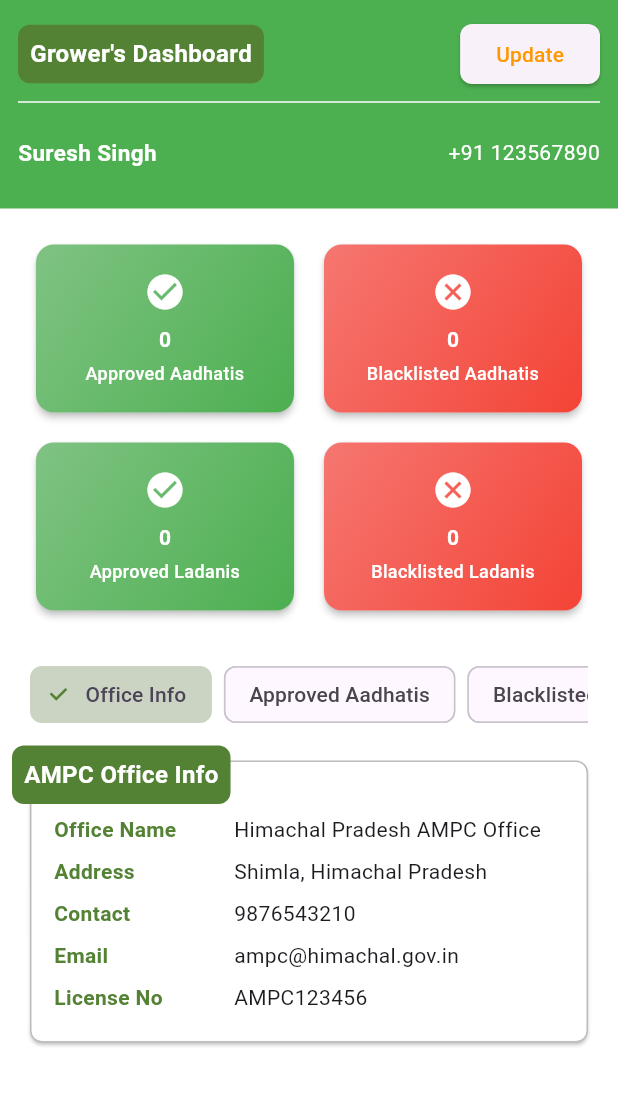
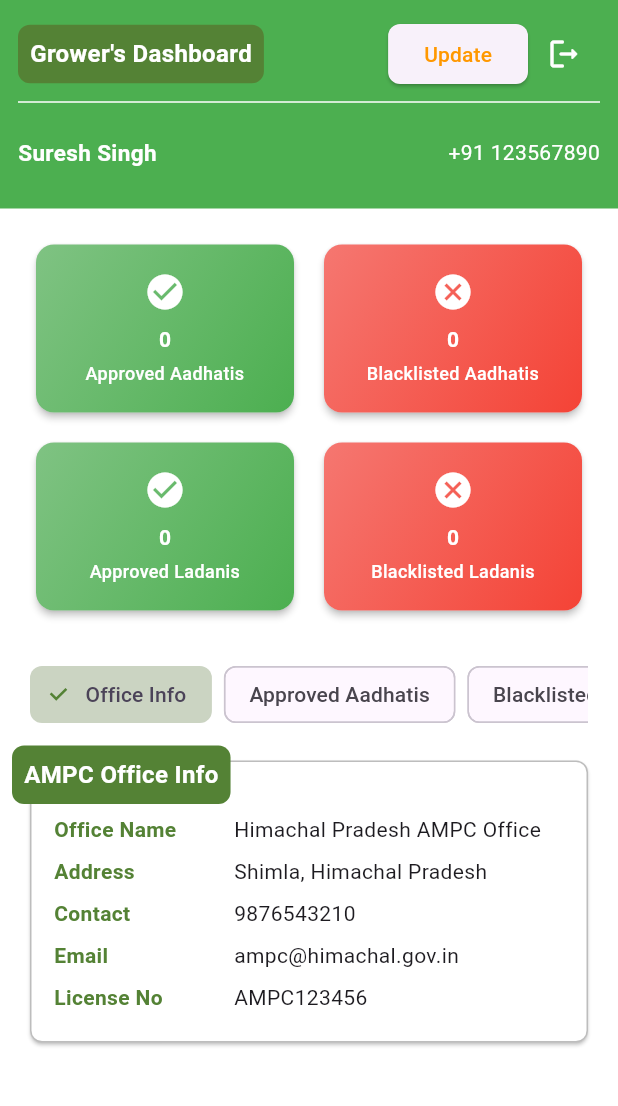
Before and after one commit to Shiva-04z/ipa_test, a Flutter app: the ApmcOfficeView screen opened by its route, on a phone screen of 412 x 824 dp, the part 84-1190 px from its top. Run offline on Flutter 3.47's test engine with Material 3 defaults, Android fonts, the light colour scheme and no system bars; our stand-ins replace equatable, firebase_core, firebase_database, fl_chart, flutter_contacts, flutter_map and 8 more; accounts and stored records are empty.

Commit message:
sign_out added

```diff
--- a/lib/core/globalsWidgets.dart
+++ b/lib/core/globalsWidgets.dart
@@ -32,7 +32,7 @@ Widget buildInfo() {
     child: Column(
       children: [
         Row(
-          mainAxisAlignment: MainAxisAlignment.spaceBetween,
+          mainAxisAlignment: MainAxisAlignment.start,
           children: [
             Container(
               padding: const EdgeInsets.all(8),
@@ -50,6 +50,7 @@ Widget buildInfo() {
                 ),
               ),
             ),
+            Spacer(),
             ElevatedButton(
                 onPressed: () {
                   Get.toNamed(RoutesConstant.profile);
@@ -60,7 +61,10 @@ Widget buildInfo() {
                 child: const Text(
                   "Update",
                   style: TextStyle(color: Colors.orange),
-                ))
+                )),
+            IconButton(onPressed: () async{
+              await glb.logout();
+            }, icon: Icon(Icons.logout_rounded, color: Colors.white,))
           ],
         ),
         const Divider(
@@ -148,7 +152,7 @@ Widget buildInfo() {
       ],
     ),
   );
-} // TODO Implement this library.
+}
 
 Widget buildGridCard(String name) {
   return Card(
--- a/lib/features/register/register_view.dart
+++ b/lib/features/register/register_view.dart
@@ -520,7 +520,7 @@ class RegisterView extends GetView<RegisterController> {
             _buildTextField(
               controller: controller.gradingMachineController,
               label: 'Grading and sorting Machine',
-              hint: 'Enter grading machine',
+              hint: 'Enter grading and sorting machine',
               icon: Icons.precision_manufacturing,
             ),
             SizedBox(height: 16),
```
